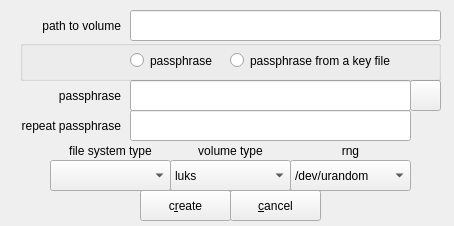
Before: the Qt Designer form zuluCrypt-gui/createpartition.ui in mhogomchungu/zuluCrypt, drawn with Qt 5.
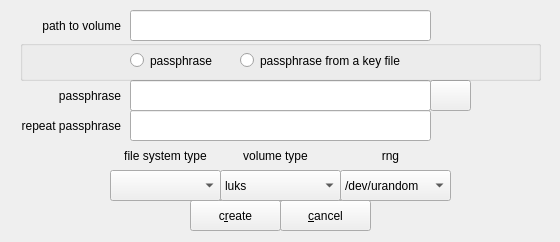
After: the same form once the commit is applied.

The edit to the form file:
```diff
--- a/zuluCrypt-gui/createpartition.ui
+++ b/zuluCrypt-gui/createpartition.ui
@@ -9,8 +9,8 @@
    <rect>
     <x>0</x>
     <y>0</y>
-    <width>454</width>
-    <height>226</height>
+    <width>560</width>
+    <height>242</height>
    </rect>
   </property>
   <property name="windowTitle">
@@ -21,7 +21,7 @@
     <rect>
      <x>130</x>
      <y>10</y>
-     <width>311</width>
+     <width>301</width>
      <height>31</height>
     </rect>
    </property>
@@ -29,9 +29,9 @@
   <widget class="QLabel" name="labelVolumePath">
    <property name="geometry">
     <rect>
-     <x>20</x>
+     <x>0</x>
      <y>10</y>
-     <width>101</width>
+     <width>121</width>
      <height>31</height>
     </rect>
    </property>
@@ -45,8 +45,8 @@
   <widget class="QPushButton" name="pbCreate">
    <property name="geometry">
     <rect>
-     <x>140</x>
-     <y>190</y>
+     <x>190</x>
+     <y>200</y>
      <width>91</width>
      <height>31</height>
     </rect>
@@ -64,8 +64,8 @@
   <widget class="QPushButton" name="pbCancel">
    <property name="geometry">
     <rect>
-     <x>230</x>
-     <y>190</y>
+     <x>280</x>
+     <y>200</y>
      <width>91</width>
      <height>31</height>
     </rect>
@@ -82,7 +82,7 @@
     <rect>
      <x>130</x>
      <y>80</y>
-     <width>281</width>
+     <width>301</width>
      <height>31</height>
     </rect>
    </property>
@@ -90,9 +90,9 @@
   <widget class="QLabel" name="labelPassPhrase">
    <property name="geometry">
     <rect>
-     <x>20</x>
+     <x>0</x>
      <y>80</y>
-     <width>101</width>
+     <width>121</width>
      <height>31</height>
     </rect>
    </property>
@@ -108,7 +108,7 @@
     <rect>
      <x>130</x>
      <y>110</y>
-     <width>281</width>
+     <width>301</width>
      <height>31</height>
     </rect>
    </property>
@@ -116,9 +116,9 @@
   <widget class="QLabel" name="labelRepeatPassPhrase">
    <property name="geometry">
     <rect>
-     <x>10</x>
+     <x>0</x>
      <y>110</y>
-     <width>111</width>
+     <width>121</width>
      <height>31</height>
     </rect>
    </property>
@@ -132,9 +132,9 @@
   <widget class="QPushButton" name="pbOpenKeyFile">
    <property name="geometry">
     <rect>
-     <x>410</x>
+     <x>430</x>
      <y>80</y>
-     <width>31</width>
+     <width>41</width>
      <height>31</height>
     </rect>
    </property>
@@ -150,7 +150,7 @@
     <rect>
      <x>20</x>
      <y>40</y>
-     <width>421</width>
+     <width>521</width>
      <height>41</height>
     </rect>
    </property>
@@ -173,7 +173,7 @@
    <widget class="QRadioButton" name="rbPassphraseFromFile">
     <property name="geometry">
      <rect>
-      <x>210</x>
+      <x>220</x>
       <y>10</y>
       <width>201</width>
       <height>21</height>
@@ -187,10 +187,10 @@
   <widget class="QLabel" name="labelfs">
    <property name="geometry">
     <rect>
-     <x>50</x>
+     <x>110</x>
      <y>140</y>
-     <width>121</width>
-     <height>21</height>
+     <width>111</width>
+     <height>31</height>
     </rect>
    </property>
    <property name="text">
@@ -203,9 +203,9 @@
   <widget class="QComboBox" name="comboBoxFS">
    <property name="geometry">
     <rect>
-     <x>50</x>
-     <y>160</y>
-     <width>121</width>
+     <x>110</x>
+     <y>170</y>
+     <width>111</width>
      <height>31</height>
     </rect>
    </property>
@@ -213,10 +213,10 @@
   <widget class="QLabel" name="labelvolumetype">
    <property name="geometry">
     <rect>
-     <x>170</x>
+     <x>220</x>
      <y>140</y>
-     <width>121</width>
-     <height>21</height>
+     <width>111</width>
+     <height>31</height>
     </rect>
    </property>
    <property name="text">
@@ -229,8 +229,8 @@
   <widget class="QComboBox" name="comboBoxVolumeType">
    <property name="geometry">
     <rect>
-     <x>170</x>
-     <y>160</y>
+     <x>220</x>
+     <y>170</y>
      <width>121</width>
      <height>31</height>
     </rect>
@@ -252,10 +252,10 @@
   <widget class="QLabel" name="labelrng">
    <property name="geometry">
     <rect>
-     <x>290</x>
+     <x>330</x>
      <y>140</y>
      <width>121</width>
-     <height>21</height>
+     <height>31</height>
     </rect>
    </property>
    <property name="text">
@@ -268,9 +268,9 @@
   <widget class="QComboBox" name="comboBoxRNG">
    <property name="geometry">
     <rect>
-     <x>290</x>
-     <y>160</y>
-     <width>121</width>
+     <x>340</x>
+     <y>170</y>
+     <width>111</width>
      <height>31</height>
     </rect>
    </property>
```
